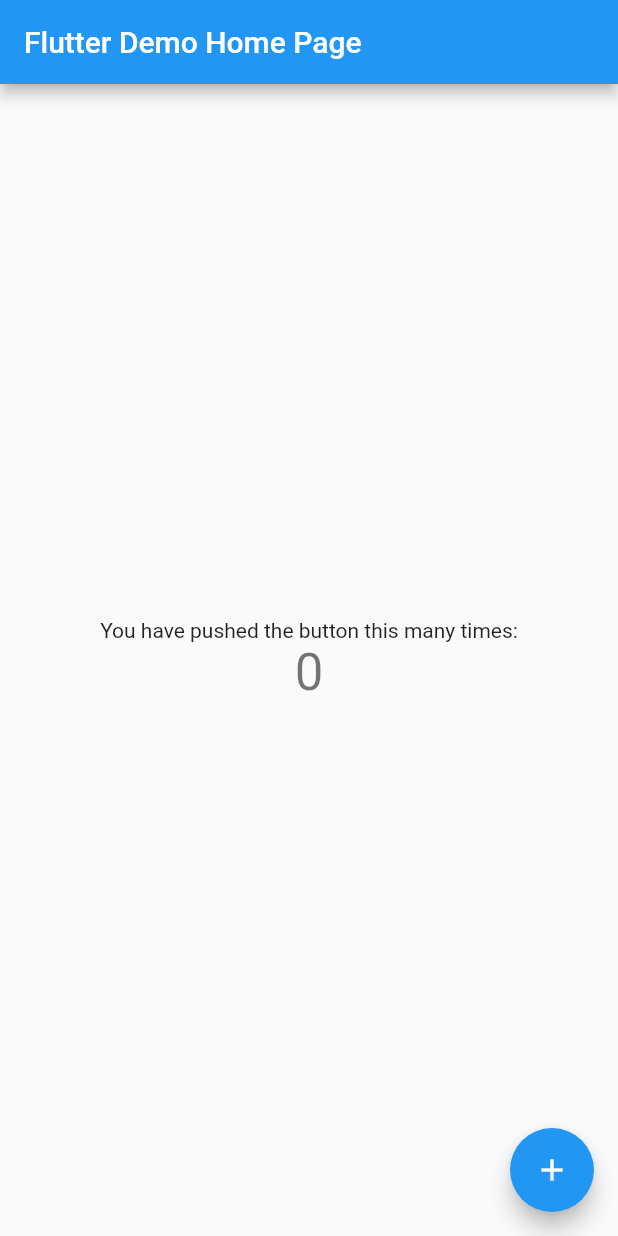
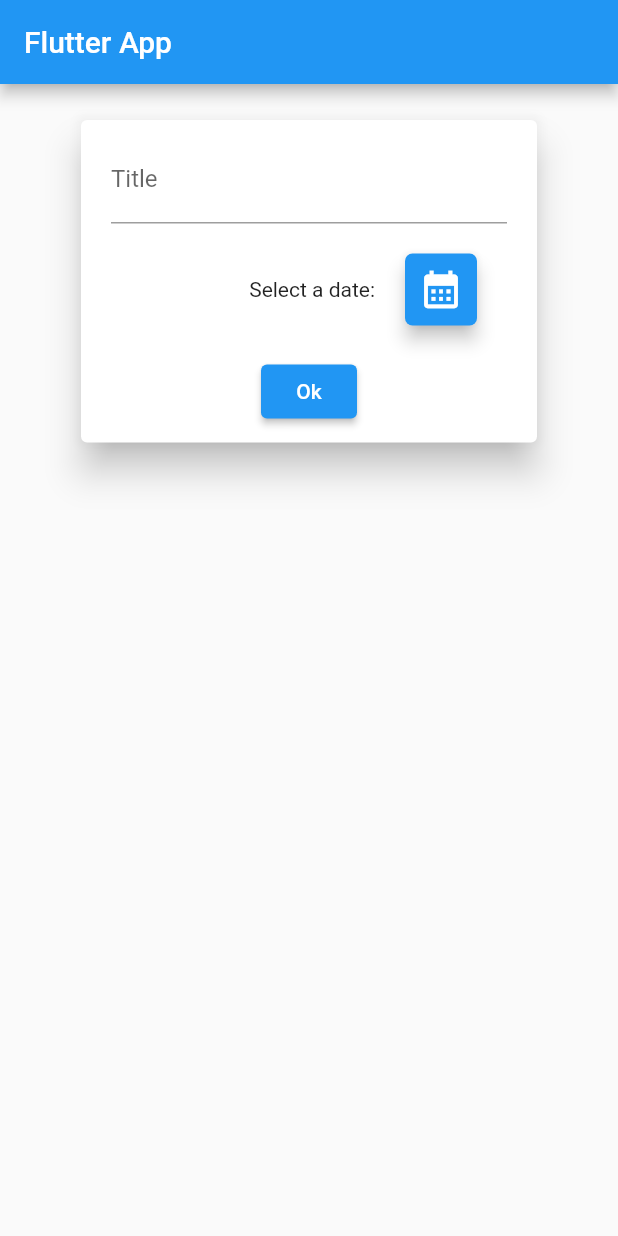
Before and after one commit to venijamin/MIS_labs, a Flutter app: the screen it shows after launch, on a phone screen of 412 x 824 dp. Run offline on Flutter 3.47's test engine with Material 2 defaults, Android fonts, the phone set to English and light mode, and no system bars.

Commit message:
finished lab3

```diff
--- a/lab_3/lib/main.dart
+++ b/lab_3/lib/main.dart
@@ -1,115 +1,35 @@
 import 'package:flutter/material.dart';
+import 'package:intl/intl.dart';
+import 'package:lab_3/widgets/course_list.dart';
+import 'package:lab_3/widgets/new_course.dart';
+import 'package:lab_3/widgets/user_course.dart';
 
-void main() {
-  runApp(const MyApp());
-}
+import 'models/course.dart';
+
+void main() => runApp(MyApp());
 
 class MyApp extends StatelessWidget {
-  const MyApp({super.key});
-
-  // This widget is the root of your application.
   @override
   Widget build(BuildContext context) {
     return MaterialApp(
-      title: 'Flutter Demo',
-      theme: ThemeData(
-        // This is the theme of your application.
-        //
-        // Try running your application with "flutter run". You'll see the
-        // application has a blue toolbar. Then, without quitting the app, try
-        // changing the primarySwatch below to Colors.green and then invoke
-        // "hot reload" (press "r" in the console where you ran "flutter run",
-        // or simply save your changes to "hot reload" in a Flutter IDE).
-        // Notice that the counter didn't reset back to zero; the application
-        // is not restarted.
-        primarySwatch: Colors.blue,
-      ),
-      home: const MyHomePage(title: 'Flutter Demo Home Page'),
+      title: 'Flutter App',
+      home: MyHomePage(),
     );
   }
 }
 
-class MyHomePage extends StatefulWidget {
-  const MyHomePage({super.key, required this.title});
+final titleController = TextEditingController();
 
-  // This widget is the home page of your application. It is stateful, meaning
-  // that it has a State object (defined below) that contains fields that affect
-  // how it looks.
-
-  // This class is the configuration for the state. It holds the values (in this
-  // case the title) provided by the parent (in this case the App widget) and
-  // used by the build method of the State. Fields in a Widget subclass are
-  // always marked "final".
-
-  final String title;
-
-  @override
-  State<MyHomePage> createState() => _MyHomePageState();
-}
-
-class _MyHomePageState extends State<MyHomePage> {
-  int _counter = 0;
-
-  void _incrementCounter() {
-    setState(() {
-      // This call to setState tells the Flutter framework that something has
-      // changed in this State, which causes it to rerun the build method below
-      // so that the display can reflect the updated values. If we changed
-      // _counter without calling setState(), then the build method would not be
-      // called again, and so nothing would appear to happen.
-      _counter++;
-    });
-  }
-
+class MyHomePage extends StatelessWidget {
   @override
   Widget build(BuildContext context) {
-    // This method is rerun every time setState is called, for instance as done
-    // by the _incrementCounter method above.
-    //
-    // The Flutter framework has been optimized to make rerunning build methods
-    // fast, so that you can just rebuild anything that needs updating rather
-    // than having to individually change instances of widgets.
     return Scaffold(
       appBar: AppBar(
-        // Here we take the value from the MyHomePage object that was created by
-        // the App.build method, and use it to set our appbar title.
-        title: Text(widget.title),
+        title: Text('Flutter App'),
       ),
-      body: Center(
-        // Center is a layout widget. It takes a single child and positions it
-        // in the middle of the parent.
-        child: Column(
-          // Column is also a layout widget. It takes a list of children and
-          // arranges them vertically. By default, it sizes itself to fit its
-          // children horizontally, and tries to be as tall as its parent.
-          //
-          // Invoke "debug painting" (press "p" in the console, choose the
-          // "Toggle Debug Paint" action from the Flutter Inspector in Android
-          // Studio, or the "Toggle Debug Paint" command in Visual Studio Code)
-          // to see the wireframe for each widget.
-          //
-          // Column has various properties to control how it sizes itself and
-          // how it positions its children. Here we use mainAxisAlignment to
-          // center the children vertically; the main axis here is the vertical
-          // axis because Columns are vertical (the cross axis would be
-          // horizontal).
-          mainAxisAlignment: MainAxisAlignment.center,
-          children: <Widget>[
-            const Text(
-              'You have pushed the button this many times:',
-            ),
-            Text(
-              '$_counter',
-              style: Theme.of(context).textTheme.headline4,
-            ),
-          ],
-        ),
-      ),
-      floatingActionButton: FloatingActionButton(
-        onPressed: _incrementCounter,
-        tooltip: 'Increment',
-        child: const Icon(Icons.add),
-      ), // This trailing comma makes auto-formatting nicer for build methods.
+      body: ListView(children: [
+        UserCourse(),
+      ]),
     );
   }
 }
--- /dev/null
+++ b/lab_3/lib/models/course.dart
@@ -0,0 +1,9 @@
+class Course {
+  final String title;
+  final DateTime date;
+
+  Course({
+    required this.title,
+    required this.date,
+  });
+}
--- /dev/null
+++ b/lab_3/lib/widgets/new_course.dart
@@ -0,0 +1,108 @@
+import 'dart:math';
+
+import 'package:flutter/src/widgets/container.dart';
+import 'package:flutter/src/widgets/framework.dart';
+import 'package:flutter/material.dart';
+import 'package:intl/intl.dart';
+
+class NewCourse extends StatefulWidget {
+  final Function addNewCourse;
+  NewCourse(this.addNewCourse);
+
+  @override
+  State<NewCourse> createState() => _NewCourseState();
+}
+
+class _NewCourseState extends State<NewCourse> {
+  final titleController = TextEditingController();
+  DateTime date = DateTime(0);
+
+  void _presentDatePicker() async {
+    await showDatePicker(
+      context: context,
+      initialDate: DateTime.now(),
+      firstDate: DateTime.now(),
+      lastDate: DateTime(2100),
+    ).then((datePicked) => {
+          if (datePicked != null) {date = datePicked}
+        });
+
+    await showTimePicker(
+        context: context,
+        initialTime: TimeOfDay(
+          hour: 0,
+          minute: 0,
+        )).then((timePicked) => {
+          if (timePicked != null)
+            {
+              date = DateTime(date.year, date.month, date.day, timePicked.hour,
+                  timePicked.minute)
+            }
+        });
+    setState(() {
+      if (date != DateTime(0)) {
+        textDate = date.toString();
+      } else {
+        textDate = 'Select a date:';
+      }
+    });
+  }
+
+  String textDate = 'Select a date:';
+
+  @override
+  Widget build(BuildContext context) {
+    return Container(
+      margin: EdgeInsets.symmetric(vertical: 20, horizontal: 50),
+      child: Card(
+        elevation: 10,
+        child: Container(
+          padding: EdgeInsets.fromLTRB(20, 10, 20, 10),
+          child: Column(
+            children: [
+              TextField(
+                decoration: InputDecoration(labelText: 'Title'),
+                controller: titleController,
+              ),
+              Row(
+                mainAxisAlignment: MainAxisAlignment.end,
+                children: [
+                  Text(textDate),
+                  Container(
+                    margin: EdgeInsets.all(20),
+                    child: Material(
+                      elevation: 5,
+                      color: Colors.blue,
+                      borderRadius: BorderRadius.circular(5),
+                      child: IconButton(
+                        onPressed: () {
+                          _presentDatePicker();
+                        },
+                        icon: Icon(
+                          Icons.calendar_month,
+                          color: Colors.white,
+                          size: 30,
+                        ),
+                      ),
+                    ),
+                  )
+                ],
+              ),
+              ElevatedButton(
+                onPressed: () {
+                  if (date != DateTime.now() && !titleController.text.isEmpty) {
+                    widget.addNewCourse(titleController.text, date);
+                    titleController.clear();
+                    textDate = 'Select a date:';
+                    date = DateTime(0);
+                  }
+                },
+                child: Text('Ok'),
+              ),
+            ],
+          ),
+        ),
+      ),
+    );
+  }
+}
--- /dev/null
+++ b/lab_3/lib/widgets/user_course.dart
@@ -0,0 +1,36 @@
+import 'package:flutter/material.dart';
+import 'package:flutter/src/widgets/container.dart';
+import 'package:flutter/src/widgets/framework.dart';
+import 'package:lab_3/widgets/course_list.dart';
+import 'package:lab_3/widgets/new_course.dart';
+
+import '../models/course.dart';
+
+class UserCourse extends StatefulWidget {
+  const UserCourse({super.key});
+
+  @override
+  State<UserCourse> createState() => _UserCourseState();
+}
+
+class _UserCourseState extends State<UserCourse> {
+  final List<Course> _userCourses = [];
+
+  void _addNewCourse(String title, DateTime date) {
+    final newCourse = Course(title: title, date: date);
+
+    setState(() {
+      _userCourses.add(newCourse);
+    });
+  }
+
+  @override
+  Widget build(BuildContext context) {
+    return Column(
+      children: [
+        NewCourse(_addNewCourse),
+        CourseList(_userCourses),
+      ],
+    );
+  }
+}
--- a/lab_3/pubspec.yaml
+++ b/lab_3/pubspec.yaml
@@ -31,6 +31,7 @@ environment:
 dependencies:
   flutter:
     sdk: flutter
+  intl: ^0.17.0
 
 
   # The following adds the Cupertino Icons font to your application.
```
Also changed, not shown: lab_3/lib/widgets/course_list.dart (added, +44 -0 lines), lab_3/pubspec.lock.
